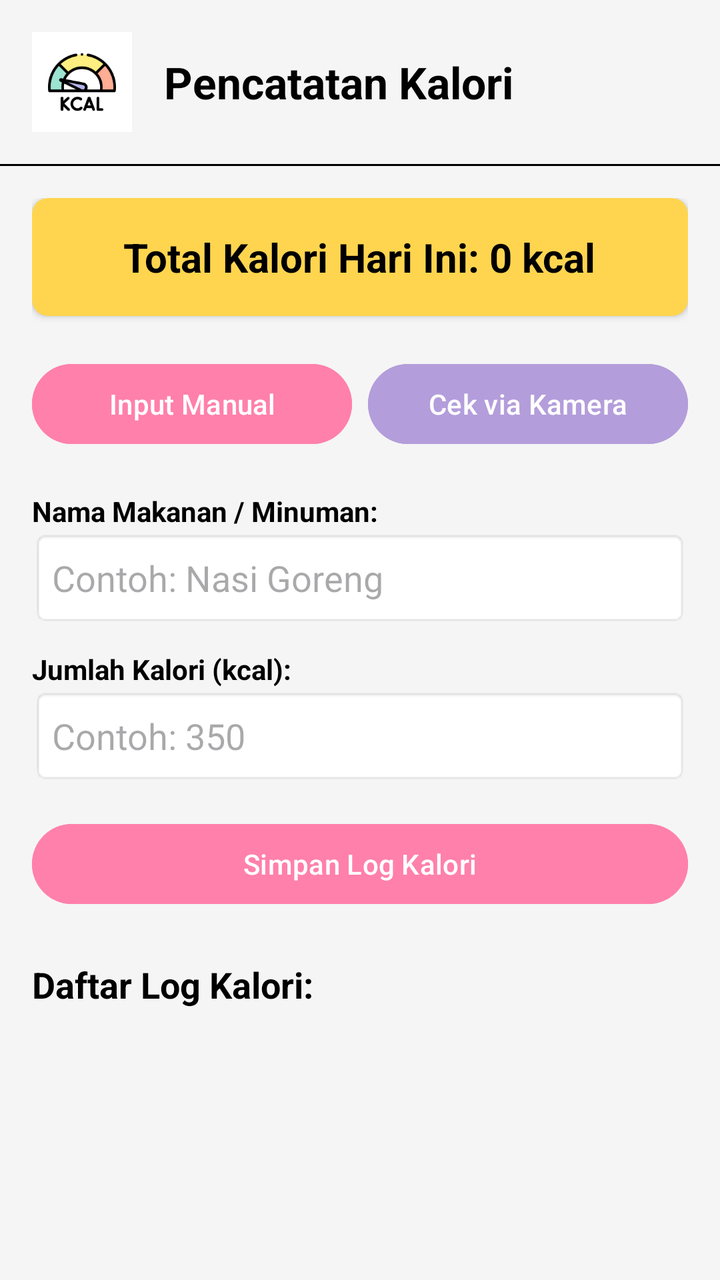
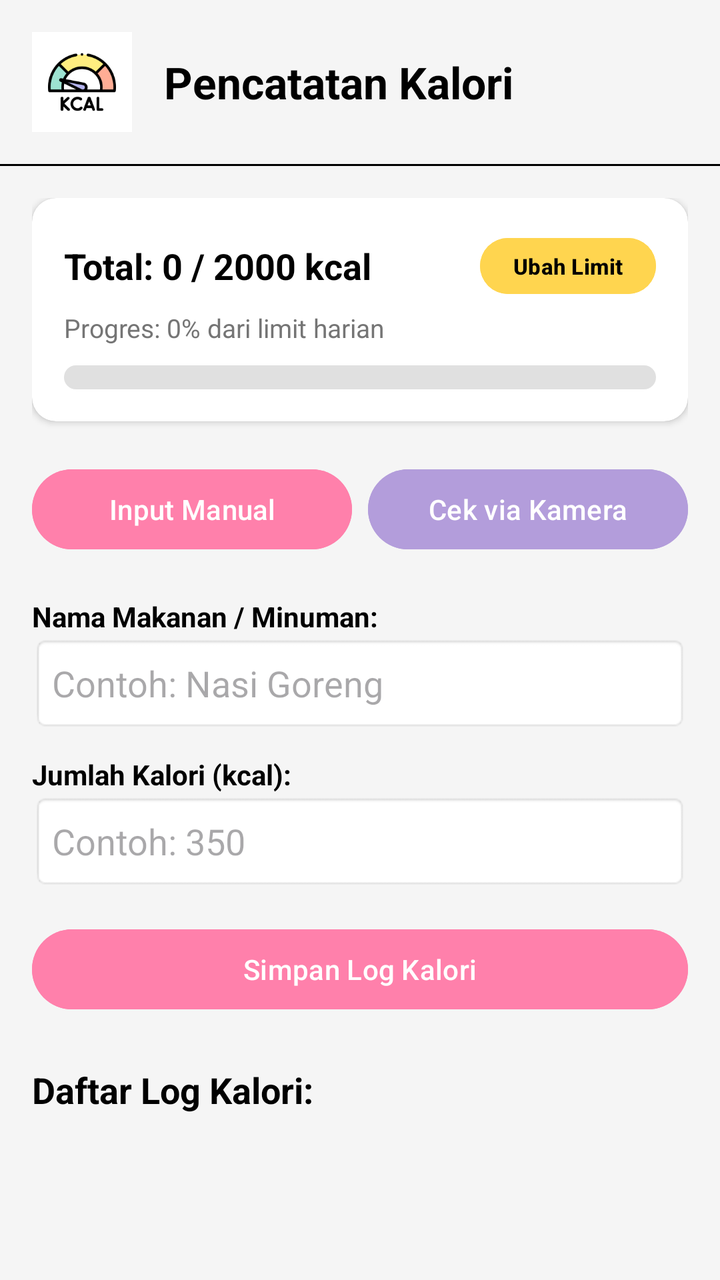

Screens rendered from an Android XML layout before and after an edit, with the pre-edit source and the edit as a unified diff.
<!-- AndroidManifest.xml: application theme Theme.Vitamin -->
<!-- res/layout/fragment_kalori.xml -->
<?xml version="1.0" encoding="utf-8"?>
<androidx.constraintlayout.widget.ConstraintLayout xmlns:android="http://schemas.android.com/apk/res/android"
    xmlns:app="http://schemas.android.com/apk/res-auto"
    android:layout_width="match_parent"
    android:layout_height="match_parent"
    android:background="@color/bg_gray">

    
    <LinearLayout
        android:id="@+id/detail_header"
        android:layout_width="match_parent"
        android:layout_height="wrap_content"
        android:gravity="center_vertical"
        android:orientation="horizontal"
        android:padding="16dp"
        app:layout_constraintTop_toTopOf="parent">

        <ImageView
            android:layout_width="50dp"
            android:layout_height="50dp"
            android:background="@color/white"
            android:contentDescription="@string/kalori"
            android:padding="8dp"
            android:src="@drawable/img_10" />

        <TextView
            android:layout_width="wrap_content"
            android:layout_height="wrap_content"
            android:layout_marginStart="16dp"
            android:text="Pencatatan Kalori"
            android:textColor="@color/black"
            android:textSize="22sp"
            android:textStyle="bold" />
    </LinearLayout>

    <View
        android:id="@+id/line1"
        android:layout_width="match_parent"
        android:layout_height="1dp"
        android:background="@color/black"
        app:layout_constraintTop_toBottomOf="@+id/detail_header" />

    <ScrollView
        android:layout_width="match_parent"
        android:layout_height="0dp"
        app:layout_constraintBottom_toBottomOf="parent"
        app:layout_constraintTop_toBottomOf="@+id/line1">

        <LinearLayout
            android:layout_width="match_parent"
            android:layout_height="wrap_content"
            android:orientation="vertical"
            android:padding="16dp">

            
            <androidx.cardview.widget.CardView
                android:layout_width="match_parent"
                android:layout_height="wrap_content"
                app:cardCornerRadius="8dp"
                app:cardBackgroundColor="@color/accent_yellow"
                app:cardElevation="2dp">

                <LinearLayout
                    android:layout_width="match_parent"
                    android:layout_height="wrap_content"
                    android:orientation="vertical"
                    android:padding="16dp"
                    android:gravity="center">

                    <TextView
                        android:id="@+id/tv_total_calories_today"
                        android:layout_width="wrap_content"
                        android:layout_height="wrap_content"
                        android:text="Total Kalori Hari Ini: 0 kcal"
                        android:textColor="@color/black"
                        android:textSize="20sp"
                        android:textStyle="bold" />
                </LinearLayout>
            </androidx.cardview.widget.CardView>

            
            <LinearLayout
                android:layout_width="match_parent"
                android:layout_height="wrap_content"
                android:orientation="horizontal"
                android:layout_marginTop="20dp"
                android:weightSum="2">

                <Button
                    android:id="@+id/btn_mode_manual"
                    android:layout_width="0dp"
                    android:layout_height="wrap_content"
                    android:layout_weight="1"
                    android:text="Input Manual"
                    android:layout_marginEnd="4dp"
                    android:backgroundTint="@color/accent_pink"
                    android:textColor="@color/white" />

                <Button
                    android:id="@+id/btn_mode_camera"
                    android:layout_width="0dp"
                    android:layout_height="wrap_content"
                    android:layout_weight="1"
                    android:text="Cek via Kamera"
                    android:layout_marginStart="4dp"
                    android:backgroundTint="@color/logo_purple"
                    android:textColor="@color/white" />
            </LinearLayout>

            
            <LinearLayout
                android:id="@+id/layout_manual_section"
                android:layout_width="match_parent"
                android:layout_height="wrap_content"
                android:orientation="vertical"
                android:visibility="visible">

                <TextView
                    android:layout_width="wrap_content"
                    android:layout_height="wrap_content"
                    android:text="Nama Makanan / Minuman:"
                    android:textColor="@color/black"
                    android:textStyle="bold"
                    android:layout_marginTop="20dp"/>

                <EditText
                    android:id="@+id/et_food_name"
                    android:layout_width="match_parent"
                    android:layout_height="48dp"
                    android:background="@android:drawable/editbox_background"
                    android:hint="Contoh: Nasi Goreng"
                    android:inputType="text"
                    android:padding="10dp"
                    android:textColor="@color/black" />

                <TextView
                    android:layout_width="wrap_content"
                    android:layout_height="wrap_content"
                    android:text="Jumlah Kalori (kcal):"
                    android:textColor="@color/black"
                    android:textStyle="bold"
                    android:layout_marginTop="12dp"/>

                <EditText
                    android:id="@+id/et_calories_amount"
                    android:layout_width="match_parent"
                    android:layout_height="48dp"
                    android:background="@android:drawable/editbox_background"
                    android:hint="Contoh: 350"
                    android:inputType="number"
                    android:padding="10dp"
                    android:textColor="@color/black" />

                <Button
                    android:id="@+id/btn_save_calorie"
                    android:layout_width="match_parent"
                    android:layout_height="48dp"
                    android:layout_marginTop="16dp"
                    android:backgroundTint="@color/accent_pink"
                    android:text="Simpan Log Kalori"
                    android:textColor="@color/white" />

            </LinearLayout>

            
            <LinearLayout
                android:id="@+id/layout_camera_section"
                android:layout_width="match_parent"
                android:layout_height="wrap_content"
                android:orientation="vertical"
                android:visibility="gone">

                <TextView
                    android:layout_width="wrap_content"
                    android:layout_height="wrap_content"
                    android:text="Deteksi Makanan Cerdas:"
                    android:textColor="@color/black"
                    android:textStyle="bold"
                    android:layout_marginTop="20dp"/>

                <TextView
                    android:layout_width="wrap_content"
                    android:layout_height="wrap_content"
                    android:text="Arahkan kamera ke makanan (contoh: nasgor atau gorengan)"
                    android:textColor="@color/text_gray"
                    android:textSize="14sp"
                    android:layout_marginBottom="8dp"/>

                <androidx.cardview.widget.CardView
                    android:layout_width="match_parent"
                    android:layout_height="250dp"
                    app:cardCornerRadius="12dp"
                    app:cardElevation="4dp"
                    android:layout_marginBottom="16dp">

                    <androidx.camera.view.PreviewView
                        android:id="@+id/view_camera_preview"
                        android:layout_width="match_parent"
                        android:layout_height="match_parent" />

                </androidx.cardview.widget.CardView>

                <Button
                    android:id="@+id/btn_capture_food"
                    android:layout_width="match_parent"
                    android:layout_height="56dp"
                    android:backgroundTint="@color/logo_purple"
                    android:text="Ambil Foto dan Deteksi Makanan"
                    android:textColor="@color/white" />

            </LinearLayout>

            
            <TextView
                android:layout_width="wrap_content"
                android:layout_height="wrap_content"
                android:text="Daftar Log Kalori:"
                android:textColor="@color/black"
                android:textSize="18sp"
                android:textStyle="bold"
                android:layout_marginTop="24dp"
                android:layout_marginBottom="8dp"/>

            
            <LinearLayout
                android:id="@+id/ll_calories_history_list"
                android:layout_width="match_parent"
                android:layout_height="wrap_content"
                android:orientation="vertical" />

        </LinearLayout>
    </ScrollView>

</androidx.constraintlayout.widget.ConstraintLayout>
<!-- resources referenced by this layout -->
<resources>
  <color name="accent_pink">#FF80AB</color>
  <color name="accent_yellow">#FFD54F</color>
  <color name="bg_gray">#F5F5F5</color>
  <color name="black">#FF000000</color>
  <color name="logo_purple">#B39DDB</color>
  <color name="text_gray">#757575</color>
  <color name="white">#FFFFFFFF</color>
  <!-- drawable img_10: png bitmap (drawable, 7042 bytes) -->
  <string name="kalori">Kalori</string>
  <style name="Theme.Vitamin" parent="Base.Theme.Vitamin" />
  <style name="Base.Theme.Vitamin" parent="Theme.Material3.DayNight.NoActionBar">
          
          
      </style>
</resources>

<!-- the commit's change to res/layout/fragment_kalori.xml (unified diff, before → after) -->
@@ -56,25 +56,64 @@
             <androidx.cardview.widget.CardView
                 android:layout_width="match_parent"
                 android:layout_height="wrap_content"
-                app:cardCornerRadius="8dp"
-                app:cardBackgroundColor="@color/accent_yellow"
+                app:cardBackgroundColor="@color/white"
+                app:cardCornerRadius="12dp"
                 app:cardElevation="2dp">
 
                 <LinearLayout
                     android:layout_width="match_parent"
                     android:layout_height="wrap_content"
                     android:orientation="vertical"
-                    android:padding="16dp"
-                    android:gravity="center">
+                    android:padding="16dp">
+
+                    <LinearLayout
+                        android:layout_width="match_parent"
+                        android:layout_height="wrap_content"
+                        android:gravity="center_vertical"
+                        android:orientation="horizontal">
+
+                        <TextView
+                            android:id="@+id/tv_total_calories_today"
+                            android:layout_width="0dp"
+                            android:layout_height="wrap_content"
+                            android:layout_weight="1"
+                            android:text="Total: 0 / 2000 kcal"
+                            android:textColor="@color/black"
+                            android:textSize="18sp"
+                            android:textStyle="bold" />
+
+                        <Button
+                            android:id="@+id/btn_edit_calorie_target"
+                            android:layout_width="wrap_content"
+                            android:layout_height="36dp"
+                            android:backgroundTint="@color/accent_yellow"
+                            android:paddingHorizontal="12dp"
+                            android:paddingVertical="0dp"
+                            android:text="Ubah Limit"
+                            android:textColor="@color/black"
+                            android:textSize="11sp"
+                            android:textStyle="bold" />
+                    </LinearLayout>
 
                     <TextView
-                        android:id="@+id/tv_total_calories_today"
+                        android:id="@+id/tv_calorie_percent"
                         android:layout_width="wrap_content"
                         android:layout_height="wrap_content"
-                        android:text="Total Kalori Hari Ini: 0 kcal"
-                        android:textColor="@color/black"
-                        android:textSize="20sp"
-                        android:textStyle="bold" />
+                        android:layout_marginTop="4dp"
+                        android:text="Progres: 0% dari limit harian"
+                        android:textColor="@color/text_gray"
+                        android:textSize="13sp" />
+
+                    <ProgressBar
+                        android:id="@+id/pb_calorie_limit"
+                        style="?android:attr/progressBarStyleHorizontal"
+                        android:layout_width="match_parent"
+                        android:layout_height="12dp"
+                        android:layout_marginTop="10dp"
+                        android:max="100"
+                        android:progress="0"
+                        android:progressDrawable="@drawable/bg_progress_calorie" />
+
                 </LinearLayout>
             </androidx.cardview.widget.CardView>
 
@@ -82,28 +121,28 @@
             <LinearLayout
                 android:layout_width="match_parent"
                 android:layout_height="wrap_content"
+                android:layout_marginTop="20dp"
                 android:orientation="horizontal"
-                android:layout_marginTop="20dp"
                 android:weightSum="2">
 
                 <Button
                     android:id="@+id/btn_mode_manual"
                     android:layout_width="0dp"
                     android:layout_height="wrap_content"
+                    android:layout_marginEnd="4dp"
                     android:layout_weight="1"
+                    android:backgroundTint="@color/accent_pink"
                     android:text="Input Manual"
-                    android:layout_marginEnd="4dp"
-                    android:backgroundTint="@color/accent_pink"
                     android:textColor="@color/white" />
 
                 <Button
                     android:id="@+id/btn_mode_camera"
                     android:layout_width="0dp"
                     android:layout_height="wrap_content"
+                    android:layout_marginStart="4dp"
                     android:layout_weight="1"
+                    android:backgroundTint="@color/logo_purple"
                     android:text="Cek via Kamera"
-                    android:layout_marginStart="4dp"
-                    android:backgroundTint="@color/logo_purple"
                     android:textColor="@color/white" />
             </LinearLayout>
 
@@ -118,10 +157,10 @@
                 <TextView
                     android:layout_width="wrap_content"
                     android:layout_height="wrap_content"
+                    android:layout_marginTop="20dp"
                     android:text="Nama Makanan / Minuman:"
                     android:textColor="@color/black"
-                    android:textStyle="bold"
-                    android:layout_marginTop="20dp"/>
+                    android:textStyle="bold" />
 
                 <EditText
                     android:id="@+id/et_food_name"
@@ -136,10 +175,10 @@
                 <TextView
                     android:layout_width="wrap_content"
                     android:layout_height="wrap_content"
+                    android:layout_marginTop="12dp"
                     android:text="Jumlah Kalori (kcal):"
                     android:textColor="@color/black"
-                    android:textStyle="bold"
-                    android:layout_marginTop="12dp"/>
+                    android:textStyle="bold" />
 
                 <EditText
                     android:id="@+id/et_calories_amount"
@@ -173,25 +212,25 @@
                 <TextView
                     android:layout_width="wrap_content"
                     android:layout_height="wrap_content"
+                    android:layout_marginTop="20dp"
                     android:text="Deteksi Makanan Cerdas:"
                     android:textColor="@color/black"
-                    android:textStyle="bold"
-                    android:layout_marginTop="20dp"/>
-
-                <TextView
-                    android:layout_width="wrap_content"
-                    android:layout_height="wrap_content"
+                    android:textStyle="bold" />
+
+                <TextView
+                    android:layout_width="wrap_content"
+                    android:layout_height="wrap_content"
+                    android:layout_marginBottom="8dp"
                     android:text="Arahkan kamera ke makanan (contoh: nasgor atau gorengan)"
                     android:textColor="@color/text_gray"
-                    android:textSize="14sp"
-                    android:layout_marginBottom="8dp"/>
+                    android:textSize="14sp" />
 
                 <androidx.cardview.widget.CardView
                     android:layout_width="match_parent"
                     android:layout_height="250dp"
+                    android:layout_marginBottom="16dp"
                     app:cardCornerRadius="12dp"
-                    app:cardElevation="4dp"
-                    android:layout_marginBottom="16dp">
+                    app:cardElevation="4dp">
 
                     <androidx.camera.view.PreviewView
                         android:id="@+id/view_camera_preview"
@@ -214,12 +253,12 @@
             <TextView
                 android:layout_width="wrap_content"
                 android:layout_height="wrap_content"
+                android:layout_marginTop="24dp"
+                android:layout_marginBottom="8dp"
                 android:text="Daftar Log Kalori:"
                 android:textColor="@color/black"
                 android:textSize="18sp"
-                android:textStyle="bold"
-                android:layout_marginTop="24dp"
-                android:layout_marginBottom="8dp"/>
+                android:textStyle="bold" />
 
             
             <LinearLayout
<!-- resource entries referenced after the edit -->
@@ -7,6 +7,24 @@
   <color name="logo_purple">#B39DDB</color>
   <color name="text_gray">#757575</color>
   <color name="white">#FFFFFFFF</color>
+  <!-- drawable bg_progress_calorie (drawable) -->
+  <?xml version="1.0" encoding="utf-8"?>
+  <layer-list xmlns:android="http://schemas.android.com/apk/res/android">
+      <item android:id="@android:id/background">
+          <shape>
+              <corners android:radius="6dp" />
+              <solid android:color="#E0E0E0" />
+          </shape>
+      </item>
+      <item android:id="@android:id/progress">
+          <clip>
+              <shape>
+                  <corners android:radius="6dp" />
+                  <solid android:color="@color/accent_pink" />
+              </shape>
+          </clip>
+      </item>
+  </layer-list>
   <!-- drawable img_10: png bitmap (drawable, 7042 bytes) -->
   <string name="kalori">Kalori</string>
   <style name="Theme.Vitamin" parent="Base.Theme.Vitamin" />
